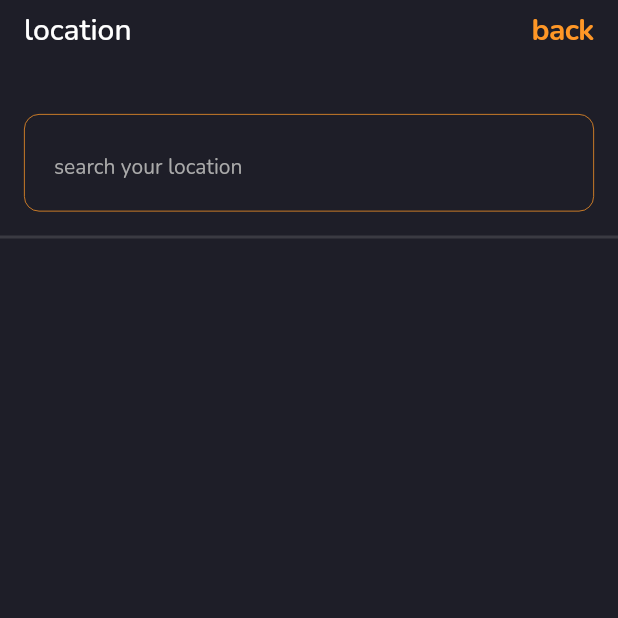
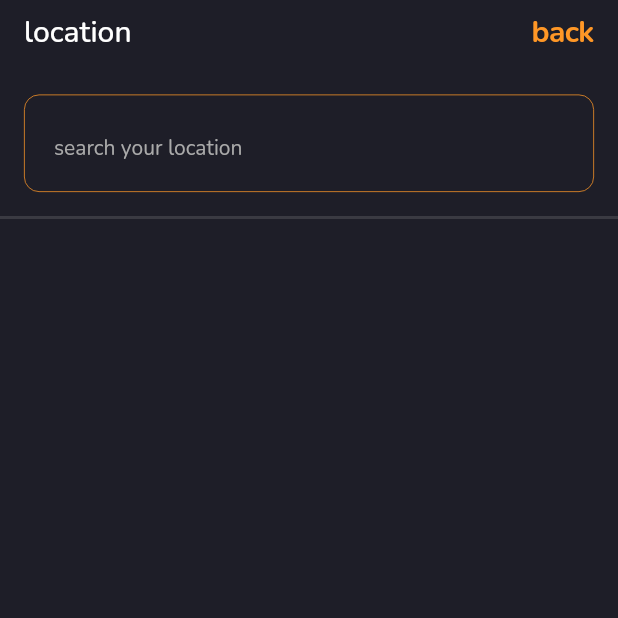
Before and after one commit to arutyun88/ovesdu_mobile, a Flutter app: the _LocationScreen screen opened directly, on a phone screen of 412 x 824 dp, the top half of it. Run offline on Flutter 3.47's test engine with Material 2 defaults, Android fonts, the phone set to English and light mode, and no system bars; our stand-ins replace bloc_concurrency, device_info_plus, dio, flutter_bloc, freezed_annotation, get_it and 3 more; accounts and stored records are empty; generated files the repository leaves out were written again.

```diff
--- a/lib/app/ui/components/app_scaffold.dart
+++ b/lib/app/ui/components/app_scaffold.dart
@@ -6,21 +6,17 @@ class AppScaffold extends StatelessWidget {
   const AppScaffold({
     Key? key,
     required Widget body,
-    PreferredSizeWidget? appBar,
     required ValueNotifier<List<String>> notifications,
   })  : _body = body,
-        _appBar = appBar,
         _notifications = notifications,
         super(key: key);
 
   final Widget _body;
-  final PreferredSizeWidget? _appBar;
   final ValueNotifier<List<String>> _notifications;
 
   @override
   Widget build(BuildContext context) {
     return Scaffold(
-      appBar: _appBar,
       body: Stack(
         children: [
           _body,
--- a/lib/feature/location/ui/location_screen.dart
+++ b/lib/feature/location/ui/location_screen.dart
@@ -70,9 +70,17 @@ class _LocationScreenState extends State<_LocationScreen> {
       listener: (context, state) {
         state.whenOrNull(
           received: (locations) {
+            _notificationsRemove(_serverMessage);
             if (_cityController.text.isEmpty) return;
             _values = locations;
             setState(() {});
+          },
+          requested: () {
+            _notificationsRemove(_serverMessage);
+          },
+          error: (error) {
+            _serverMessage = error.message;
+            _notificationsUpdate(_serverMessage);
           },
         );
       },
@@ -80,25 +88,27 @@ class _LocationScreenState extends State<_LocationScreen> {
         onTap: Helpers.unfocused,
         child: AppScaffold(
           notifications: _notifications,
-          appBar: AppBar(
-            elevation: 0.0,
-            centerTitle: false,
-            backgroundColor: _theme.backgroundColor,
-            automaticallyImplyLeading: false,
-            title: Padding(
-              padding: const EdgeInsets.only(bottom: 16.0),
-              child: Text(
+          body: SafeArea(
+            bottom: false,
+            child: Column(
+              children: [
+                Padding(
+                  padding: const EdgeInsets.symmetric(
+                    vertical: 8,
+                    horizontal: 16.0,
+                  ),
+                  child: Row(
+                    mainAxisAlignment: MainAxisAlignment.spaceBetween,
+                    children: [
+                      Text(
                         _dictionary.setLocation,
                         textAlign: TextAlign.start,
+                        style: _theme.textTheme.headline6,
                       ),
-            ),
-            actions: [
                       CupertinoButton(
                         minSize: 0,
                         padding: EdgeInsets.zero,
                         onPressed: Navigator.of(context).pop,
-                child: Padding(
-                  padding: const EdgeInsets.only(right: 16.0, bottom: 16.0),
                         child: Text(
                           _dictionary.back,
                           style: _theme.textTheme.headline6?.copyWith(
@@ -107,11 +117,9 @@ class _LocationScreenState extends State<_LocationScreen> {
                           ),
                         ),
                       ),
-              ),
                     ],
                   ),
-          body: Column(
-            children: [
+                ),
                 Padding(
                   padding: const EdgeInsets.all(16.0),
                   child: AppTextField(
@@ -124,6 +132,7 @@ class _LocationScreenState extends State<_LocationScreen> {
                           value,
                         );
                       } else {
+                        _notificationsRemove(_serverMessage);
                         setState(() => _values = []);
                       }
                     },
@@ -171,6 +180,7 @@ class _LocationScreenState extends State<_LocationScreen> {
             ),
           ),
         ),
+      ),
     );
   }
 
@@ -182,4 +192,18 @@ class _LocationScreenState extends State<_LocationScreen> {
     counter = ++counter;
     cubit.add(LocationEventGet('some query: count: $counter'));
   }
+
+  void _notificationsUpdate(String message) {
+    if (!_notifications.value.contains(message)) {
+      _notifications.value.add(message);
+      _notifications.value = _notifications.value.map((e) => e).toList();
     }
+  }
+
+  void _notificationsRemove(String message) {
+    if (_notifications.value.contains(message)) {
+      _notifications.value.remove(message);
+      _notifications.value = _notifications.value.map((e) => e).toList();
+    }
+  }
+}
```
Lines whose indentation alone changed are shown as unchanged.
